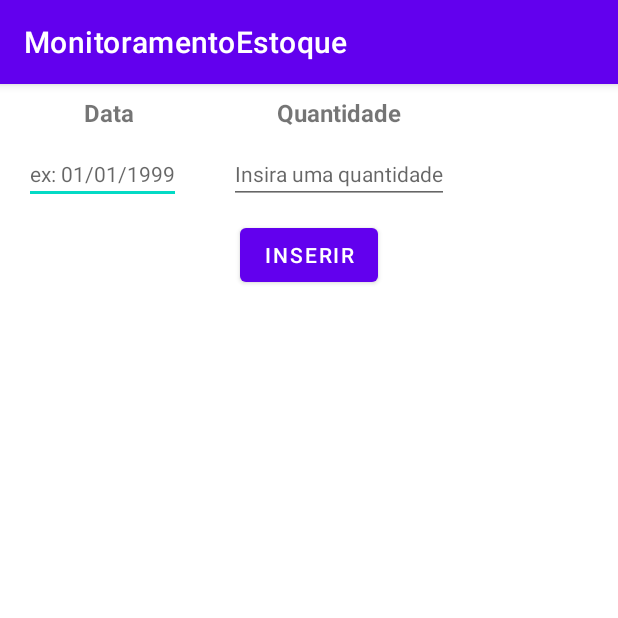
After one commit to denisfilho/Monitoramento-Estoque, an Android app: the FormularioNovaEntradaConsumoActivity screen opened directly, with no data from a screen before it, on a phone screen of 412 x 824 dp, the top half of it. The commit adds this screen. Run offline under Robolectric (Android 15) with nearby library versions, the phone set to English and light mode, and no system bars.

Commit message:
Implementando Activity para inserir um Novo Consumo/Nova Entrada + Converter de String para Calendar

```diff
--- a/app/src/main/AndroidManifest.xml
+++ b/app/src/main/AndroidManifest.xml
@@ -9,6 +9,9 @@
         android:roundIcon="@mipmap/ic_launcher_round"
         android:supportsRtl="true"
         android:theme="@style/Theme.MonitoramentoEstoque">
+        <activity
+            android:name=".activity.FormularioNovaEntradaConsumoActivity"
+            android:exported="false" />
         <activity
             android:name=".activity.InformacaoInsumoActivity"
             android:exported="false" />
--- /dev/null
+++ b/app/src/main/java/projeto/monitoramentoestoque/activity/FormularioNovaEntradaConsumoActivity.java
@@ -0,0 +1,81 @@
+package projeto.monitoramentoestoque.activity;
+
+import static projeto.monitoramentoestoque.activity.InsumoActivityConstantes.CHAVE_REQUISICAO;
+import static projeto.monitoramentoestoque.activity.InsumoActivityConstantes.CHAVE_REQUISICAO_INSERE_NOVA_ENTRADA;
+
+import android.content.Context;
+import android.content.Intent;
+import android.os.Bundle;
+import android.view.View;
+import android.widget.Button;
+import android.widget.EditText;
+import android.widget.Toast;
+
+import androidx.appcompat.app.AppCompatActivity;
+
+import java.text.ParseException;
+import java.text.SimpleDateFormat;
+import java.util.Calendar;
+
+import projeto.monitoramentoestoque.R;
+import projeto.monitoramentoestoque.dao.ConsumoDAO;
+import projeto.monitoramentoestoque.dao.EntradaDAO;
+import projeto.monitoramentoestoque.model.Consumo;
+import projeto.monitoramentoestoque.model.Entrada;
+
+public class FormularioNovaEntradaConsumoActivity extends AppCompatActivity {
+
+    private String tituloAppBar;
+    private EditText data;
+    private EditText quantidade;
+    private Context context;
+
+    @Override
+    protected void onCreate(Bundle savedInstanceState) {
+        super.onCreate(savedInstanceState);
+        setContentView(R.layout.activity_formulario_nova_entrada_consumo);
+        context = getApplicationContext();
+        Intent insercaoSelecionada = getIntent();
+        if (insercaoSelecionada.hasExtra(CHAVE_REQUISICAO)){
+            tituloAppBar = insercaoSelecionada.getStringExtra(CHAVE_REQUISICAO);
+            setTitle(tituloAppBar);
+
+            data = findViewById(R.id.formulario_nova_entrada_consumo_data);
+            quantidade = findViewById(R.id.formulario_nova_entrada_consumo_quantidade);
+            Button botaoInserirNovaEntradaConsumo = findViewById(R.id.formulario_nova_entrada_consumo_botao_inserir);
+
+            botaoInserirNovaEntradaConsumo.setOnClickListener(new View.OnClickListener() {
+                @Override
+                public void onClick(View view) {
+                    if(tituloAppBar.equals(CHAVE_REQUISICAO_INSERE_NOVA_ENTRADA)) {
+                        EntradaDAO dao = new EntradaDAO();
+                        try {
+                            SimpleDateFormat formatoData = new SimpleDateFormat("dd/MM/yyyy");
+                            String dataString = data.getText().toString();
+                            Calendar dataConvertida = Calendar.getInstance();
+                            dataConvertida.setTime(formatoData.parse(dataString));
+                            dao.insere(new Entrada(dataConvertida, Double.parseDouble(quantidade.getText().toString())));
+                        } catch (ParseException e) {
+                            e.printStackTrace();
+                        }
+                        Toast.makeText(context,"Entrada adicionada!", Toast.LENGTH_LONG).show();
+                    }
+                    else{
+                        ConsumoDAO dao = new ConsumoDAO();
+                        try {
+                            SimpleDateFormat formatoData = new SimpleDateFormat("dd/MM/yyyy");
+                            String dataString = data.getText().toString();
+                            Calendar dataConvertida = Calendar.getInstance();
+                            dataConvertida.setTime(formatoData.parse(dataString));
+                            dao.insere(new Consumo(dataConvertida, Double.parseDouble(quantidade.getText().toString())));
+                        } catch (ParseException e) {
+                            e.printStackTrace();
+                        }
+                        Toast.makeText(context,"Consumo adicionado!", Toast.LENGTH_LONG).show();
+                    }
+                    finish();
+                }
+            });
+        }
+    }
+}
--- a/app/src/main/java/projeto/monitoramentoestoque/activity/InsumoActivityConstantes.java
+++ b/app/src/main/java/projeto/monitoramentoestoque/activity/InsumoActivityConstantes.java
@@ -2,6 +2,9 @@ package projeto.monitoramentoestoque.activity;
 
 public interface InsumoActivityConstantes {
     String CHAVE_INSUMO = "insumo";
+    String CHAVE_REQUISICAO = "requisicao";
+    String CHAVE_REQUISICAO_INSERE_NOVA_ENTRADA = "Nova Entrada";
+    String CHAVE_REQUISICAO_INSERE_NOVO_CONSUMO = "Novo Consumo";
     int CODIGO_REQUISICAO_INSERE_INSUMO = 1;
     int CODIGO_REQUISICAO_EXIBE_INSUMO = 2;
 
--- /dev/null
+++ b/app/src/main/res/layout/activity_formulario_nova_entrada_consumo.xml
@@ -0,0 +1,68 @@
+<?xml version="1.0" encoding="utf-8"?>
+<androidx.constraintlayout.widget.ConstraintLayout xmlns:android="http://schemas.android.com/apk/res/android"
+    xmlns:app="http://schemas.android.com/apk/res-auto"
+    xmlns:tools="http://schemas.android.com/tools"
+    android:layout_width="match_parent"
+    android:layout_height="match_parent"
+    tools:context=".activity.FormularioNovaEntradaConsumoActivity">
+
+    <TextView
+        android:id="@+id/formulario_nova_entrada_consumo_fixo_data"
+        android:layout_width="wrap_content"
+        android:layout_height="wrap_content"
+        android:text="Data"
+        android:textSize="16sp"
+        android:textStyle="bold"
+        android:layout_marginTop="8dp"
+        android:layout_marginStart="8dp"
+        app:layout_constraintEnd_toEndOf="@+id/formulario_nova_entrada_consumo_data"
+        app:layout_constraintStart_toStartOf="@+id/formulario_nova_entrada_consumo_data"
+        app:layout_constraintTop_toTopOf="parent" />
+
+    <EditText
+        android:id="@+id/formulario_nova_entrada_consumo_data"
+        android:layout_width="wrap_content"
+        android:layout_height="wrap_content"
+        android:layout_marginStart="16dp"
+        android:layout_marginTop="10dp"
+        android:hint="ex: 01/01/1999"
+        android:textSize="14sp"
+        app:layout_constraintStart_toStartOf="parent"
+        app:layout_constraintTop_toBottomOf="@+id/formulario_nova_entrada_consumo_fixo_data" />
+
+    <TextView
+        android:id="@+id/formulario_nova_entrada_consumo_fixo_quantidade"
+        android:layout_width="wrap_content"
+        android:layout_height="wrap_content"
+        android:text="Quantidade"
+        android:layout_marginTop="8dp"
+        android:textSize="16sp"
+        android:textStyle="bold"
+        app:layout_constraintEnd_toEndOf="@+id/formulario_nova_entrada_consumo_quantidade"
+        app:layout_constraintStart_toStartOf="@+id/formulario_nova_entrada_consumo_quantidade"
+        app:layout_constraintTop_toTopOf="parent" />
+
+    <EditText
+        android:id="@+id/formulario_nova_entrada_consumo_quantidade"
+        android:layout_width="wrap_content"
+        android:layout_height="wrap_content"
+        android:layout_marginTop="10dp"
+        android:textSize="14sp"
+        android:hint="Insira uma quantidade"
+        android:inputType="number"
+        app:layout_constraintEnd_toEndOf="parent"
+        app:layout_constraintHorizontal_bias="0.222"
+        app:layout_constraintStart_toEndOf="@+id/formulario_nova_entrada_consumo_data"
+        app:layout_constraintTop_toBottomOf="@+id/formulario_nova_entrada_consumo_fixo_quantidade" />
+
+    <Button
+        android:id="@+id/formulario_nova_entrada_consumo_botao_inserir"
+        android:layout_width="wrap_content"
+        android:layout_height="wrap_content"
+        android:text="Inserir"
+        app:layout_constraintBottom_toBottomOf="parent"
+        app:layout_constraintEnd_toEndOf="parent"
+        app:layout_constraintStart_toStartOf="parent"
+        app:layout_constraintTop_toTopOf="@+id/formulario_nova_entrada_consumo_fixo_quantidade"
+        app:layout_constraintVertical_bias="0.115" />
+</androidx.constraintlayout.widget.ConstraintLayout>
```
Also changed, not shown: app/src/main/java/projeto/monitoramentoestoque/activity/InformacaoInsumoActivity.java (+22 -8 lines), app/src/main/java/projeto/monitoramentoestoque/activity/ListaInsumosActivity.java (+30 -30 lines), app/src/main/java/projeto/monitoramentoestoque/model/Consumo.java (+6 -5 lines), app/src/main/java/projeto/monitoramentoestoque/model/Entrada.java (+10 -9 lines).
